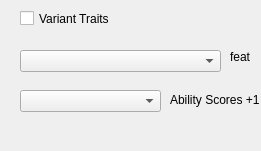
Before: the Qt Designer form menu_human.ui in Tosh007/DnD5_CharCreator, drawn with Qt 5.
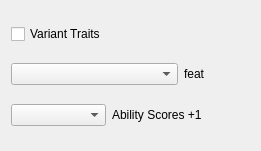
After: the same form once the commit is applied. Custom widgets are drawn as their Qt base class.

Commit message: modifier dependancies are no longer handled by fsm state, but by modifier state. some changes to menu layout

```diff
--- a/menu_human.ui
+++ b/menu_human.ui
@@ -13,65 +13,35 @@
   <property name="windowTitle">
    <string>Form</string>
   </property>
-  <widget class="CheckableComboBox" name="comboBox_abilityScore">
-   <property name="geometry">
-    <rect>
-     <x>20</x>
-     <y>90</y>
-     <width>141</width>
-     <height>22</height>
-    </rect>
-   </property>
-  </widget>
+  <layout class="QGridLayout" name="gridLayout">
+   <item row="0" column="0">
   <widget class="QCheckBox" name="checkBox_variantTraits">
-   <property name="geometry">
-    <rect>
-     <x>20</x>
-     <y>10</y>
-     <width>91</width>
-     <height>17</height>
-    </rect>
-   </property>
    <property name="text">
     <string>Variant Traits</string>
    </property>
   </widget>
-  <widget class="QComboBox" name="comboBox_feat">
-   <property name="geometry">
-    <rect>
-     <x>20</x>
-     <y>50</y>
-     <width>201</width>
-     <height>22</height>
-    </rect>
-   </property>
-  </widget>
+   </item>
+   <item row="1" column="0" colspan="2">
+    <widget class="QComboBox" name="comboBox_feat"/>
+   </item>
+   <item row="1" column="2">
   <widget class="QLabel" name="label_2">
-   <property name="geometry">
-    <rect>
-     <x>230</x>
-     <y>50</y>
-     <width>20</width>
-     <height>13</height>
-    </rect>
-   </property>
    <property name="text">
     <string>feat</string>
    </property>
   </widget>
+   </item>
+   <item row="2" column="0">
+    <widget class="CheckableComboBox" name="comboBox_abilityScore"/>
+   </item>
+   <item row="2" column="1" colspan="2">
   <widget class="QLabel" name="label_3">
-   <property name="geometry">
-    <rect>
-     <x>170</x>
-     <y>90</y>
-     <width>91</width>
-     <height>20</height>
-    </rect>
-   </property>
    <property name="text">
     <string>Ability Scores +1</string>
    </property>
   </widget>
+   </item>
+  </layout>
  </widget>
  <customwidgets>
   <customwidget>
```
Lines whose indentation alone changed are shown as unchanged. The commit also changes 8 other files.
